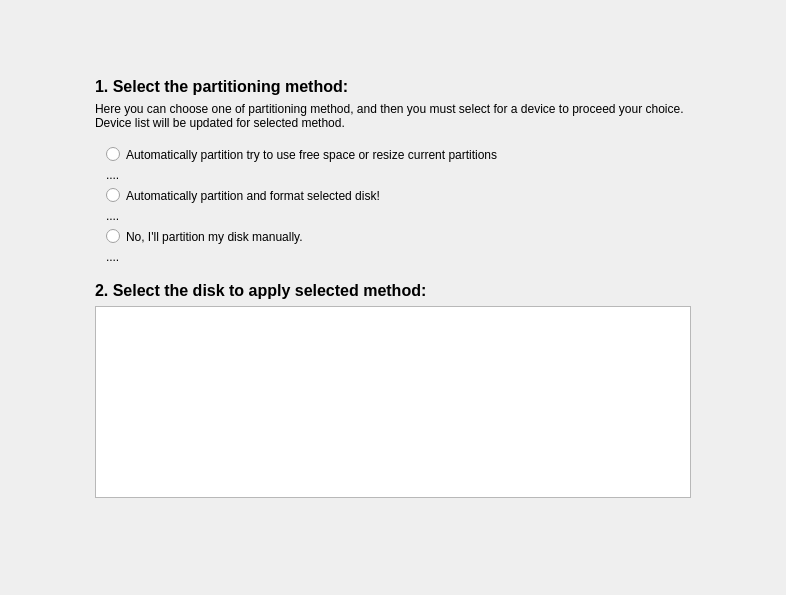
Qt form yali4/gui/Ui/autopartwidget.ui (dadas45li/yali) before a commit.
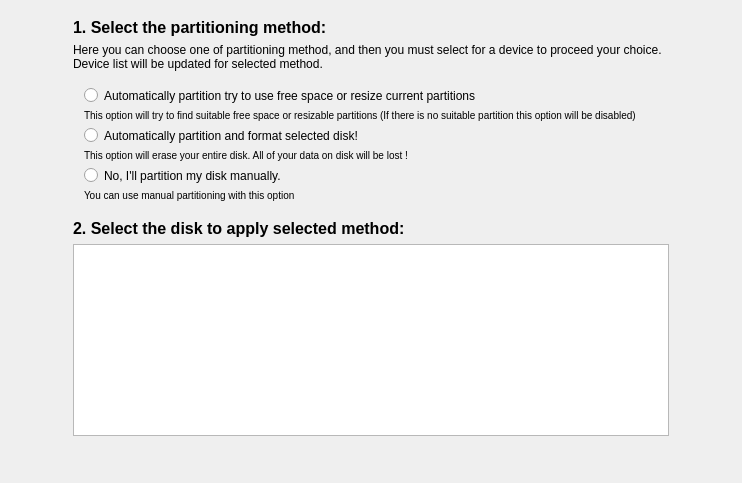
The same form after that commit.

Commit message: * Partitioning descriptions added  * Po update..

What changed in the file:
```diff
--- a/yali4/gui/Ui/autopartwidget.ui
+++ b/yali4/gui/Ui/autopartwidget.ui
@@ -5,8 +5,8 @@
    <rect>
     <x>0</x>
     <y>0</y>
-    <width>786</width>
-    <height>595</height>
+    <width>742</width>
+    <height>483</height>
    </rect>
   </property>
   <property name="windowTitle" >
@@ -112,8 +112,17 @@
       </item>
       <item row="1" column="0" >
        <widget class="QLabel" name="label_2" >
+        <property name="styleSheet" >
+         <string notr="true" >font-size:10px;</string>
+        </property>
         <property name="text" >
-         <string>....</string>
+         <string>This option will try to find suitable free space or resizable partitions (If there is no suitable partition this option will be disabled)</string>
+        </property>
+        <property name="alignment" >
+         <set>Qt::AlignLeading|Qt::AlignLeft|Qt::AlignTop</set>
+        </property>
+        <property name="wordWrap" >
+         <bool>true</bool>
         </property>
        </widget>
       </item>
@@ -129,8 +138,14 @@
       </item>
       <item row="3" column="0" >
        <widget class="QLabel" name="label_3" >
+        <property name="styleSheet" >
+         <string notr="true" >font-size:10px;</string>
+        </property>
         <property name="text" >
-         <string>....</string>
+         <string>This option will erase your entire disk. All of your data on disk will be lost !</string>
+        </property>
+        <property name="alignment" >
+         <set>Qt::AlignLeading|Qt::AlignLeft|Qt::AlignTop</set>
         </property>
        </widget>
       </item>
@@ -146,8 +161,14 @@
       </item>
       <item row="5" column="0" >
        <widget class="QLabel" name="label_4" >
+        <property name="styleSheet" >
+         <string notr="true" >font-size:10px;</string>
+        </property>
         <property name="text" >
-         <string>....</string>
+         <string>You can use manual partitioning with this option</string>
+        </property>
+        <property name="alignment" >
+         <set>Qt::AlignLeading|Qt::AlignLeft|Qt::AlignTop</set>
         </property>
        </widget>
       </item>
```
Left out of the diff: 10 changed lines with no effect on the pictures. The commit also changes 10 other files.
